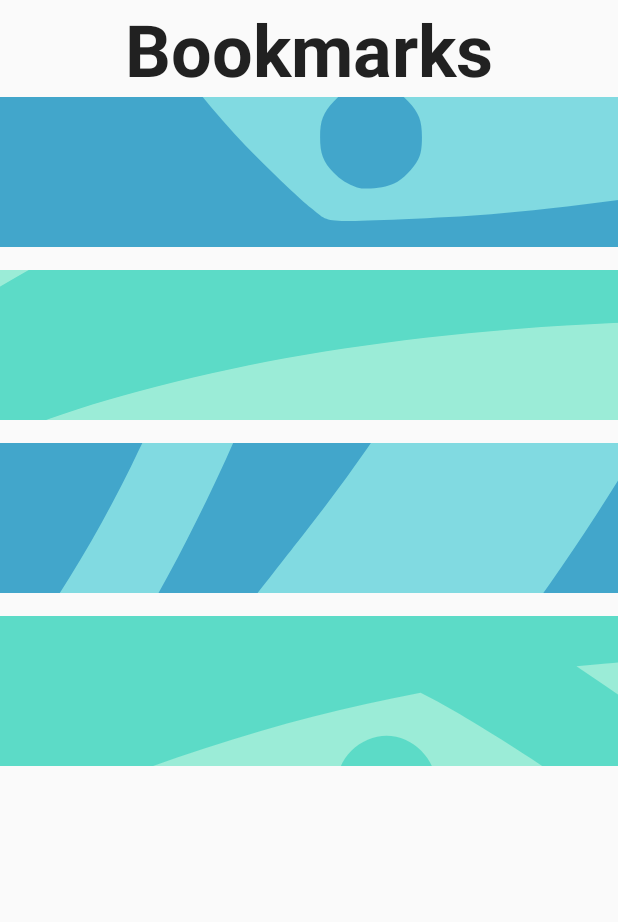
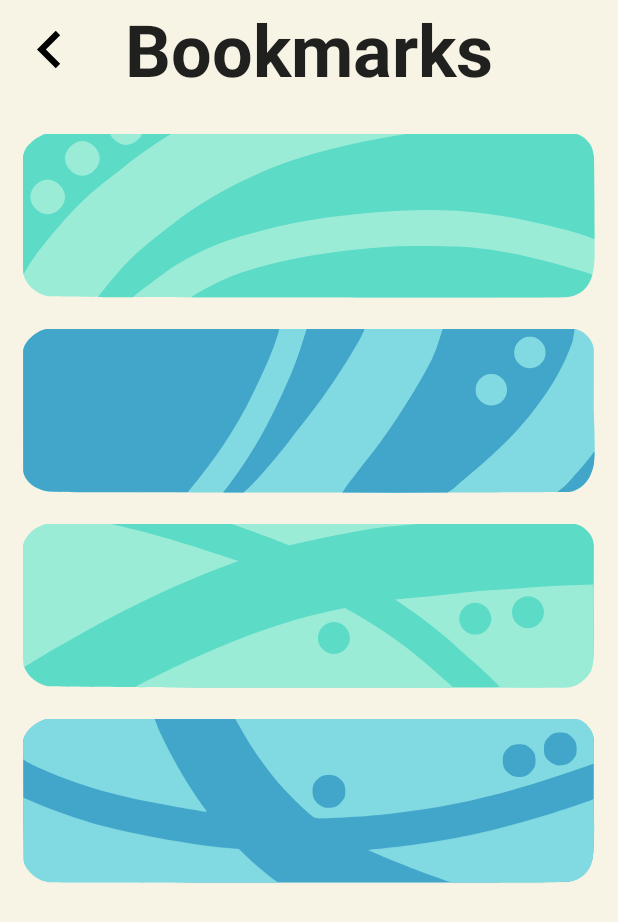
Before and after one commit to Doshy36/Team-19, an Android app: the BookmarksActivity screen opened directly, with no data from a screen before it, on a phone screen of 412 x 824 dp. Shown: the top 922 px of the screen. Run offline under Robolectric (Android 15) with nearby library versions, the phone set to English and light mode, and no system bars.

Commit message:
Added in a back button lol

```diff
--- a/Frontend/app/src/main/AndroidManifest.xml
+++ b/Frontend/app/src/main/AndroidManifest.xml
@@ -19,7 +19,9 @@
         android:theme="@style/AppTheme"
         android:usesCleartextTraffic="true"
         tools:ignore="GoogleAppIndexingWarning">
-        <activity android:name=".BookmarksActivity"/>
+        <activity
+            android:name=".BookmarksActivity"
+            android:parentActivityName=".MainActivity" />
         <activity android:name=".LocationInformation"/>
         <!--
              The API key for Google Maps-based APIs is defined as a string resource.
@@ -41,7 +43,6 @@
             android:theme="@style/AppTheme.NoActionBar">
             <intent-filter>
                 <action android:name="android.intent.action.MAIN" />
-
                 <category android:name="android.intent.category.LAUNCHER" />
             </intent-filter>
         </activity>
--- a/Frontend/app/src/main/java/com/example/discovernorthumberland/BookmarksActivity.java
+++ b/Frontend/app/src/main/java/com/example/discovernorthumberland/BookmarksActivity.java
@@ -3,6 +3,7 @@ package com.example.discovernorthumberland;
 import androidx.appcompat.app.AppCompatActivity;
 
 import android.os.Bundle;
+import android.view.View;
 
 public class BookmarksActivity extends AppCompatActivity {
 
@@ -11,4 +12,9 @@ public class BookmarksActivity extends AppCompatActivity {
         super.onCreate(savedInstanceState);
         setContentView(R.layout.activity_bookmarks);
     }
+
+
+    public void onBackButtonOnClick(View view) {
+        this.finish();
+    }
 }
--- /dev/null
+++ b/Frontend/app/src/main/res/drawable/ic_chevron_left_black_24dp.xml
@@ -0,0 +1,9 @@
+<vector xmlns:android="http://schemas.android.com/apk/res/android"
+        android:width="24dp"
+        android:height="24dp"
+        android:viewportWidth="24.0"
+        android:viewportHeight="24.0">
+    <path
+        android:fillColor="#FF000000"
+        android:pathData="M15.41,7.41L14,6l-6,6 6,6 1.41,-1.41L10.83,12z"/>
+</vector>
--- a/Frontend/app/src/main/res/layout/activity_bookmarks.xml
+++ b/Frontend/app/src/main/res/layout/activity_bookmarks.xml
@@ -5,9 +5,23 @@
     android:layout_width="match_parent"
     android:layout_height="match_parent">
 
+    <ImageView
+        android:id="@+id/backButton"
+        android:layout_width="50dp"
+        android:layout_height="50dp"
+        android:layout_marginStart="8dp"
+        android:layout_marginTop="8dp"
+        android:contentDescription="Back Button"
+        android:elevation="1dp"
+        android:onClick="onBackButtonOnClick"
+        app:layout_constraintStart_toStartOf="parent"
+        app:layout_constraintTop_toTopOf="parent"
+        app:srcCompat="@drawable/ic_chevron_left_black_24dp" />
+
     <LinearLayout
         android:layout_width="0dp"
         android:layout_height="0dp"
+        android:background="@color/colorMainMenuBG"
         android:orientation="vertical"
         app:layout_constraintBottom_toBottomOf="parent"
         app:layout_constraintEnd_toEndOf="parent"
@@ -25,50 +39,46 @@
             android:textStyle="bold" />
 
         <ScrollView
+            android:id="@+id/scrollView"
             android:layout_width="match_parent"
-            android:layout_height="wrap_content">
+            android:layout_height="match_parent">
 
             <LinearLayout
-                android:id="@+id/layout"
+                android:id="@+id/linearLayout"
                 android:layout_width="match_parent"
                 android:layout_height="wrap_content"
+                android:layout_margin="15dp"
                 android:orientation="vertical">
 
-                <ImageButton
-                    android:id="@+id/imageButton"
+                <ImageView
+                    android:id="@+id/heritageButtonImage"
                     android:layout_width="match_parent"
-                    android:layout_height="100dp"
-                    app:srcCompat="@drawable/ic_buttonimagevector1" />
+                    android:layout_height="130dp"
+                    android:elevation="15dp"
+                    android:scaleType="centerInside"
+                    android:src="@drawable/ic_buttonimagevector2" />
 
-                <Space
+                <ImageView
+                    android:id="@+id/cultureButtonImage"
                     android:layout_width="match_parent"
-                    android:layout_height="15dp" />
+                    android:layout_height="130dp"
+                    android:elevation="15dp"
+                    android:scaleType="centerInside"
+                    android:src="@drawable/ic_buttonimagevector3" />
 
-                <ImageButton
-                    android:id="@+id/imageButton2"
+                <ImageView
+                    android:id="@+id/cuisineButtonImage"
                     android:layout_width="match_parent"
-                    android:layout_height="100dp"
-                    app:srcCompat="@drawable/ic_buttonimagevector2" />
+                    android:layout_height="130dp"
+                    android:scaleType="centerInside"
+                    android:src="@drawable/ic_buttonimagevector4" />
 
-                <Space
-                    android:layout_width="match_parent"
-                    android:layout_height="15dp" />
+                <ImageView
+                    android:id="@+id/sportsButtonImage"
+                    android:layout_width="wrap_content"
+                    android:layout_height="130dp"
+                    android:src="@drawable/ic_buttonimagevector1" />
 
-                <ImageButton
-                    android:id="@+id/imageButton3"
-                    android:layout_width="match_parent"
-                    android:layout_height="100dp"
-                    app:srcCompat="@drawable/ic_buttonimagevector3" />
-
-                <Space
-                    android:layout_width="match_parent"
-                    android:layout_height="15dp" />
-
-                <ImageButton
-                    android:id="@+id/imageButton4"
-                    android:layout_width="match_parent"
-                    android:layout_height="100dp"
-                    app:srcCompat="@drawable/ic_buttonimagevector4" />
             </LinearLayout>
         </ScrollView>
 
--- a/Frontend/app/src/main/res/layout/activity_location_information.xml
+++ b/Frontend/app/src/main/res/layout/activity_location_information.xml
@@ -21,6 +21,7 @@
         android:id="@+id/scrollView"
         android:layout_width="wrap_content"
         android:layout_height="0dp"
+        android:background="@color/colorMainMenuBG"
         app:layout_constraintBottom_toBottomOf="parent"
         app:layout_constraintEnd_toEndOf="parent"
         app:layout_constraintStart_toStartOf="parent"
@@ -29,6 +30,7 @@
         <LinearLayout
             android:layout_width="match_parent"
             android:layout_height="wrap_content"
+            android:layout_margin="15dp"
             android:orientation="vertical">
 
             <TextView
@@ -39,7 +41,8 @@
                 android:fontFamily="serif"
                 android:text="Grey's Monument"
                 android:textAlignment="center"
-                android:textSize="36sp" />
+                android:textSize="36sp"
+                android:textStyle="bold" />
 
             <TextView
                 android:id="@+id/mainBodyText"
--- a/Frontend/app/src/main/res/layout/activity_main.xml
+++ b/Frontend/app/src/main/res/layout/activity_main.xml
@@ -52,4 +52,5 @@
         android:layout_gravity="start"
         app:headerLayout="@layout/nav_header"
         app:menu="@menu/drawer_menu" />
+
 </androidx.drawerlayout.widget.DrawerLayout>
```
